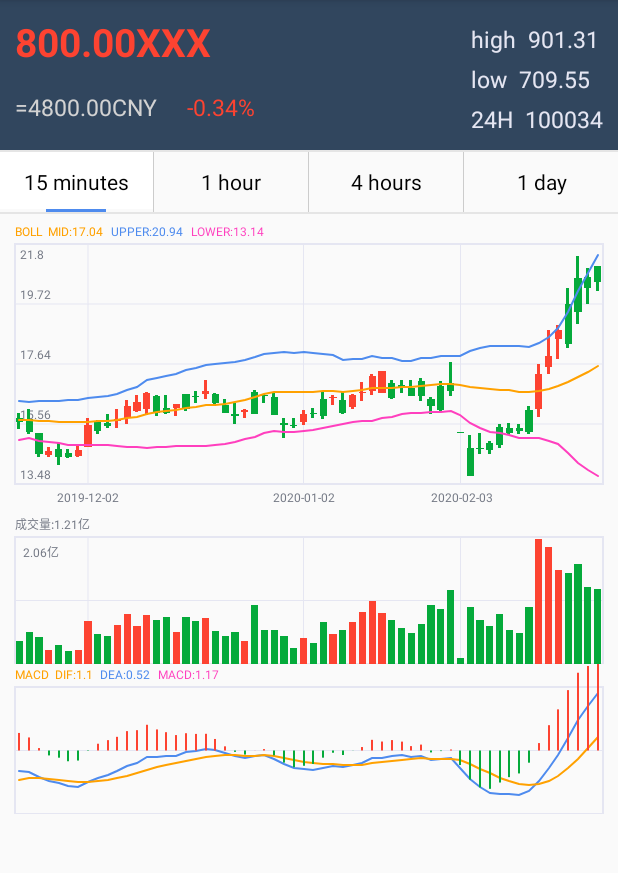
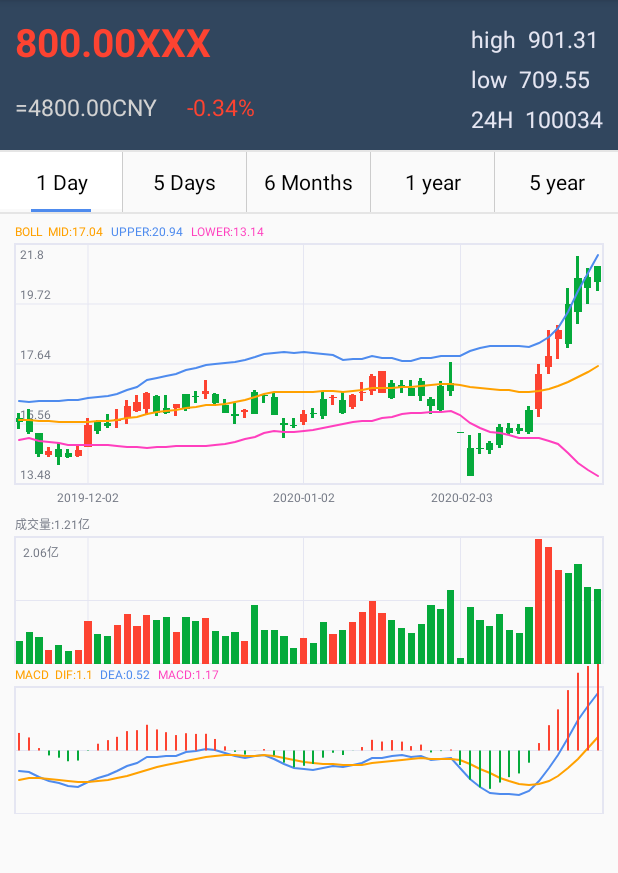
Before and after one commit to prakumk/StockApp, an Android app: the StockDetailsCharts screen opened directly, with no data from a screen before it, on a phone screen of 412 x 824 dp, the part 84-957 px from its top. Run offline under Robolectric (Android 15) with nearby library versions, the phone set to English and light mode, and no system bars.

```diff
--- a/app/src/main/java/com/pradeep/stockapp/StockDetailsCharts.java
+++ b/app/src/main/java/com/pradeep/stockapp/StockDetailsCharts.java
@@ -96,7 +96,7 @@ public class StockDetailsCharts extends AppCompatActivity
   }
 
   public void initData(String json) {
-    // 士兰微k线数据
+
     String kJson = LocalUtils.getFromAssets(this, json);
 
     KLineParser parser = new KLineParser(kJson);
--- a/app/src/main/res/layout/activity_stock_details_charts.xml
+++ b/app/src/main/res/layout/activity_stock_details_charts.xml
@@ -24,7 +24,7 @@
       android:background="@drawable/selector_line_bg"
       android:button="@null"
       android:gravity="center"
-      android:text="15 minutes" />
+      android:text="1 Day" />
     <View
       android:layout_width="0.5dp"
       android:layout_height="match_parent"
@@ -37,7 +37,7 @@
       android:background="@drawable/selector_line_bg"
       android:button="@null"
       android:gravity="center"
-      android:text="1 hour" />
+      android:text="5 Days" />
     <View
       android:layout_width="0.5dp"
       android:layout_height="match_parent"
@@ -50,7 +50,7 @@
       android:background="@drawable/selector_line_bg"
       android:button="@null"
       android:gravity="center"
-      android:text="4 hours" />
+      android:text="6 Months" />
 
     <View
       android:layout_width="0.5dp"
@@ -64,7 +64,21 @@
       android:background="@drawable/selector_line_bg"
       android:button="@null"
       android:gravity="center"
-      android:text="1 day" />
+      android:text="1 year" />
+
+    <View
+        android:layout_width="0.5dp"
+        android:layout_height="match_parent"
+        android:background="#cccccc" />
+    <RadioButton
+        android:id="@+id/rbtn_5y"
+        android:layout_width="0dp"
+        android:layout_height="match_parent"
+        android:layout_weight="1"
+        android:background="@drawable/selector_line_bg"
+        android:button="@null"
+        android:gravity="center"
+        android:text="5 year" />
   </RadioGroup>
 
   <View
--- a/app/src/main/res/layout/upper_layout.xml
+++ b/app/src/main/res/layout/upper_layout.xml
@@ -2,7 +2,7 @@
 <RelativeLayout xmlns:android="http://schemas.android.com/apk/res/android"
   android:layout_width="match_parent"
   android:layout_height="100dp"
-  android:background="#31465E">
+  android:background="@color/colorPrimaryDark">
 
   <TextView
     android:id="@+id/tv_price"
--- a/app/src/main/res/values/colors.xml
+++ b/app/src/main/res/values/colors.xml
@@ -1,7 +1,7 @@
 <?xml version="1.0" encoding="utf-8"?>
 <resources>
     <color name="colorPrimary">#43a6dc</color>
-    <color name="colorPrimaryDark">#1c73a3</color>
+    <color name="colorPrimaryDark">#31465E</color>
     <color name="colorAccent">#D81B60</color>
 
     <color name="black_overlay">#66000000</color>
```
